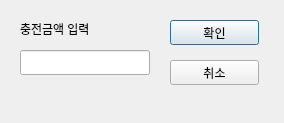
Qt form Sodesucar_clnt/charge.ui (mssung34/Sodesucar) before a commit.
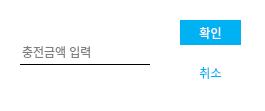
The same form after that commit.

```diff
--- a/Sodesucar_clnt/charge.ui
+++ b/Sodesucar_clnt/charge.ui
@@ -6,32 +6,54 @@
    <rect>
     <x>0</x>
     <y>0</y>
-    <width>284</width>
-    <height>123</height>
+    <width>265</width>
+    <height>111</height>
    </rect>
   </property>
   <property name="windowTitle">
    <string>Dialog</string>
   </property>
+  <property name="styleSheet">
+   <string notr="true">background-color: rgb(255, 255, 255);</string>
+  </property>
   <widget class="QLineEdit" name="pay_text">
    <property name="geometry">
     <rect>
      <x>20</x>
-     <y>50</y>
+     <y>40</y>
      <width>130</width>
      <height>25</height>
     </rect>
    </property>
+   <property name="styleSheet">
+    <string notr="true">border:none;
+border-bottom:0.5px solid #000;</string>
+   </property>
+   <property name="placeholderText">
+    <string>충전금액 입력</string>
+   </property>
   </widget>
   <widget class="QPushButton" name="ok_btn">
    <property name="geometry">
     <rect>
-     <x>170</x>
+     <x>180</x>
      <y>20</y>
-     <width>89</width>
+     <width>61</width>
      <height>25</height>
     </rect>
    </property>
+   <property name="styleSheet">
+    <string notr="true">QPushButton{
+	background-color: rgb(0, 177, 244);
+	color: rgb(255, 255, 255);
+    border:none
+}
+QPushButton:hover{
+	background-color: rgb(255, 255, 255);
+	color: rgb(0, 177, 244);
+   border:none
+}</string>
+   </property>
    <property name="text">
     <string>확인</string>
    </property>
@@ -39,29 +61,27 @@
   <widget class="QPushButton" name="exit_btn">
    <property name="geometry">
     <rect>
-     <x>170</x>
+     <x>180</x>
      <y>60</y>
-     <width>89</width>
+     <width>61</width>
      <height>25</height>
     </rect>
    </property>
+   <property name="styleSheet">
+    <string notr="true">QPushButton{
+	background-color: rgb(255, 255, 255);
+	color: rgb(0, 177, 244);
+    border:none
+}
+QPushButton:hover{
+	background-color: rgb(0, 177, 244);
+	color: rgb(255, 255, 255);
+}</string>
+   </property>
    <property name="text">
     <string>취소</string>
    </property>
   </widget>
-  <widget class="QLabel" name="label">
-   <property name="geometry">
-    <rect>
-     <x>20</x>
-     <y>20</y>
-     <width>91</width>
-     <height>17</height>
-    </rect>
-   </property>
-   <property name="text">
-    <string>충전금액 입력</string>
-   </property>
-  </widget>
  </widget>
  <resources/>
  <connections/>
```
